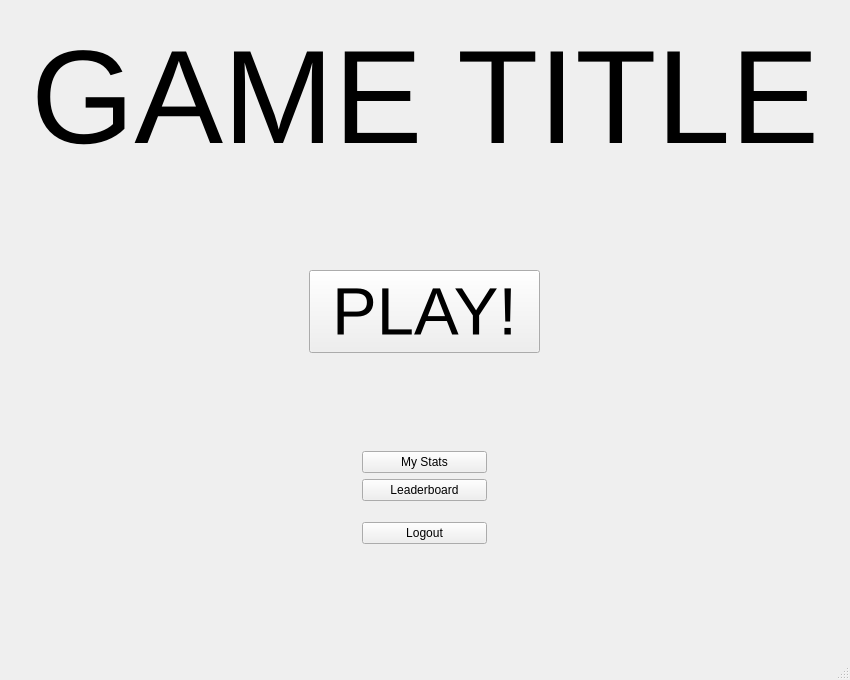
nphelpsiv/Education-App, file mainwindow.ui: the form before one commit.
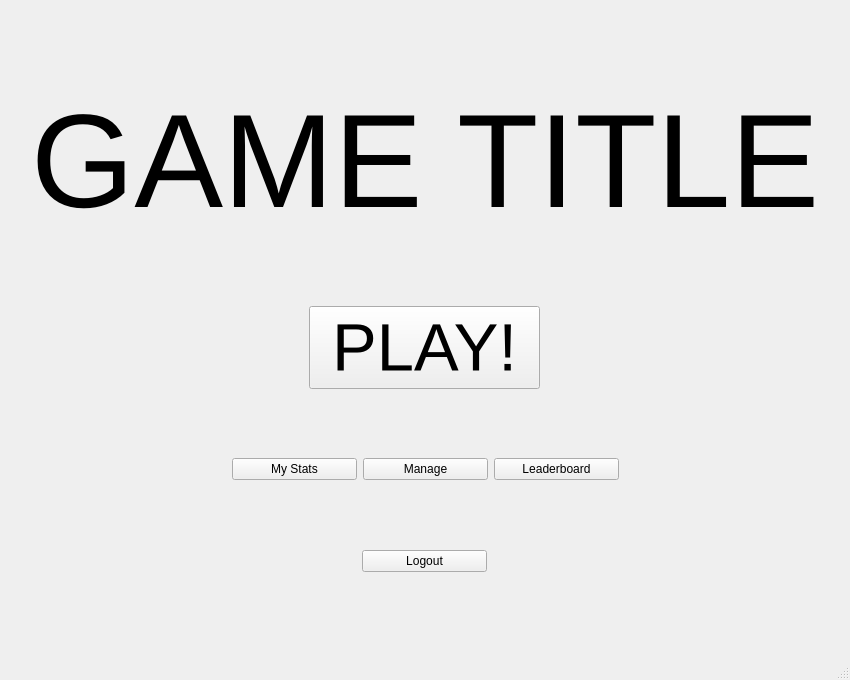
The form after the commit. The open tabs and pages were chosen to show the change. Icons and pictures are not drawn.

Commit message: added teacher button

Diff of the .ui file:
```diff
--- a/mainwindow.ui
+++ b/mainwindow.ui
@@ -1509,9 +1509,20 @@
        </layout>
       </widget>
       <widget class="QWidget" name="startPage">
-       <layout class="QVBoxLayout" name="verticalLayout_4">
-        <item>
          <layout class="QVBoxLayout" name="verticalLayout_2">
+        <item>
+         <spacer name="verticalSpacer_11">
+          <property name="orientation">
+           <enum>Qt::Vertical</enum>
+          </property>
+          <property name="sizeHint" stdset="0">
+           <size>
+            <width>20</width>
+            <height>40</height>
+           </size>
+          </property>
+         </spacer>
+        </item>
           <item>
            <widget class="QLabel" name="gameTitleLabel">
             <property name="sizePolicy">
@@ -1540,7 +1551,7 @@
            </widget>
           </item>
           <item>
-           <spacer name="verticalSpacer_2">
+         <spacer name="verticalSpacer_7">
             <property name="orientation">
              <enum>Qt::Vertical</enum>
             </property>
@@ -1565,7 +1576,7 @@
            </widget>
           </item>
           <item>
-           <spacer name="verticalSpacer">
+         <spacer name="verticalSpacer_2">
             <property name="orientation">
              <enum>Qt::Vertical</enum>
             </property>
@@ -1577,7 +1588,9 @@
             </property>
            </spacer>
           </item>
-          <item alignment="Qt::AlignHCenter">
+        <item>
+         <layout class="QGridLayout" name="gridLayout_11">
+          <item row="0" column="3">
            <widget class="QPushButton" name="statsPushButton">
             <property name="minimumSize">
              <size>
@@ -1590,7 +1603,7 @@
             </property>
            </widget>
           </item>
-          <item alignment="Qt::AlignHCenter|Qt::AlignVCenter">
+          <item row="0" column="5">
            <widget class="QPushButton" name="leaderboardPushButton">
             <property name="minimumSize">
              <size>
@@ -1609,18 +1622,56 @@
             </property>
            </widget>
           </item>
+          <item row="0" column="4">
+           <widget class="QPushButton" name="managePushButton">
+            <property name="minimumSize">
+             <size>
+              <width>125</width>
+              <height>0</height>
+             </size>
+            </property>
+            <property name="text">
+             <string>Manage</string>
+            </property>
+           </widget>
+          </item>
+          <item row="0" column="0">
+           <spacer name="horizontalSpacer_20">
+            <property name="orientation">
+             <enum>Qt::Horizontal</enum>
+            </property>
+            <property name="sizeHint" stdset="0">
+             <size>
+              <width>40</width>
+              <height>20</height>
+             </size>
+            </property>
+           </spacer>
+          </item>
+          <item row="0" column="6">
+           <spacer name="horizontalSpacer_21">
+            <property name="orientation">
+             <enum>Qt::Horizontal</enum>
+            </property>
+            <property name="sizeHint" stdset="0">
+             <size>
+              <width>40</width>
+              <height>20</height>
+             </size>
+            </property>
+           </spacer>
+          </item>
+         </layout>
+        </item>
           <item>
-           <spacer name="verticalSpacer_11">
+         <spacer name="verticalSpacer">
             <property name="orientation">
              <enum>Qt::Vertical</enum>
             </property>
-            <property name="sizeType">
-             <enum>QSizePolicy::Fixed</enum>
-            </property>
             <property name="sizeHint" stdset="0">
              <size>
               <width>20</width>
-              <height>15</height>
+            <height>40</height>
              </size>
             </property>
            </spacer>
@@ -1639,7 +1690,7 @@
            </widget>
           </item>
           <item>
-           <spacer name="verticalSpacer_7">
+         <spacer name="verticalSpacer_12">
             <property name="orientation">
              <enum>Qt::Vertical</enum>
             </property>
@@ -1650,8 +1701,6 @@
              </size>
             </property>
            </spacer>
-          </item>
-         </layout>
         </item>
        </layout>
       </widget>
```
Left out of the diff: 133 changed lines with no effect on the pictures. Lines whose indentation alone changed are shown as unchanged. The commit also changes 4 other files.
